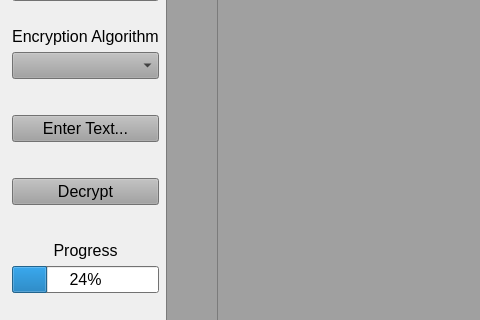
The window that ImageVaultGUI/ImageVaultGUI.ui (jvkus/ImageVault) describes before a commit, drawn with Qt 5; both pictures show x 0 to 480 and y 181 to 501 of the 990 by 700 pixel window.
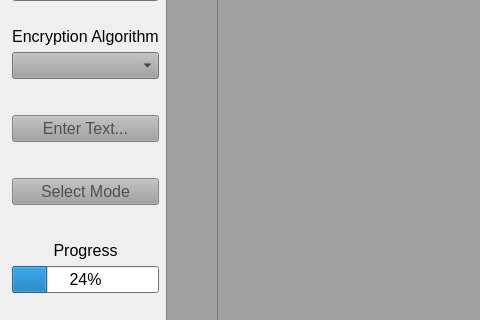
The same window after the commit.

```diff
--- a/ImageVaultGUI/ImageVaultGUI.ui
+++ b/ImageVaultGUI/ImageVaultGUI.ui
@@ -772,6 +772,9 @@
       </item>
       <item row="1" column="0">
        <widget class="QPushButton" name="DecryptEncryptButton">
+        <property name="enabled">
+         <bool>false</bool>
+        </property>
         <property name="sizePolicy">
          <sizepolicy hsizetype="Maximum" vsizetype="Fixed">
           <horstretch>0</horstretch>
@@ -790,7 +793,7 @@
          </font>
         </property>
         <property name="text">
-         <string>Decrypt</string>
+         <string>Select Mode</string>
         </property>
        </widget>
       </item>
@@ -954,7 +957,10 @@
        <enum>QLayout::SetMaximumSize</enum>
       </property>
       <item>
-       <widget class="QPushButton" name="pushButton">
+       <widget class="QPushButton" name="enterTextButton">
+        <property name="enabled">
+         <bool>false</bool>
+        </property>
         <property name="sizePolicy">
          <sizepolicy hsizetype="Maximum" vsizetype="Fixed">
           <horstretch>0</horstretch>
```
Left out of the diff: 40 changed lines with no effect on the pictures.
